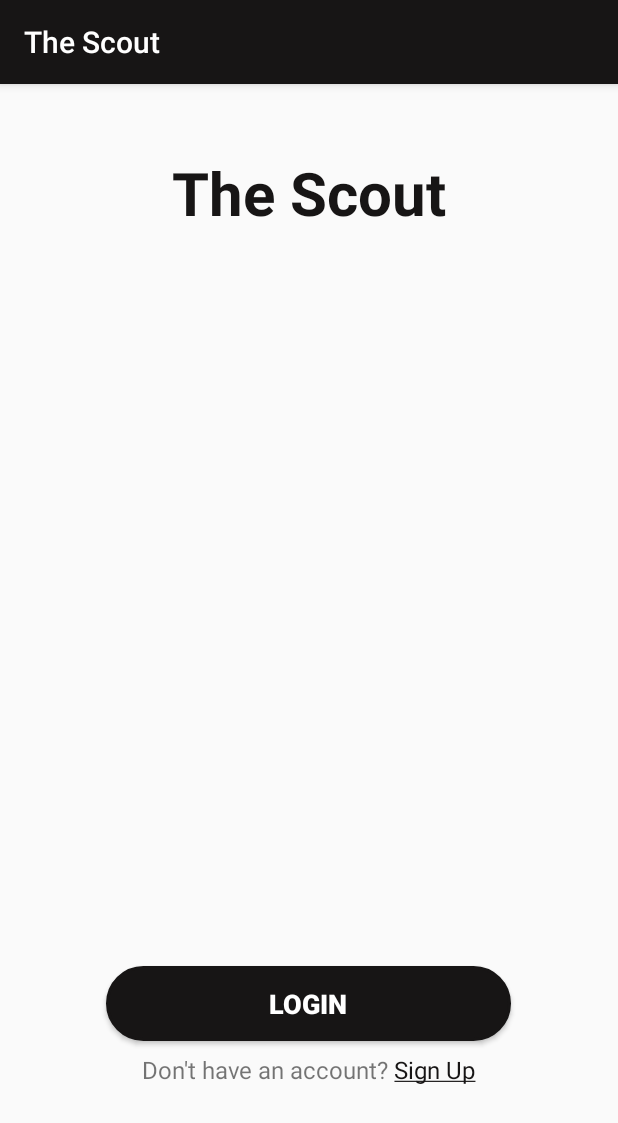
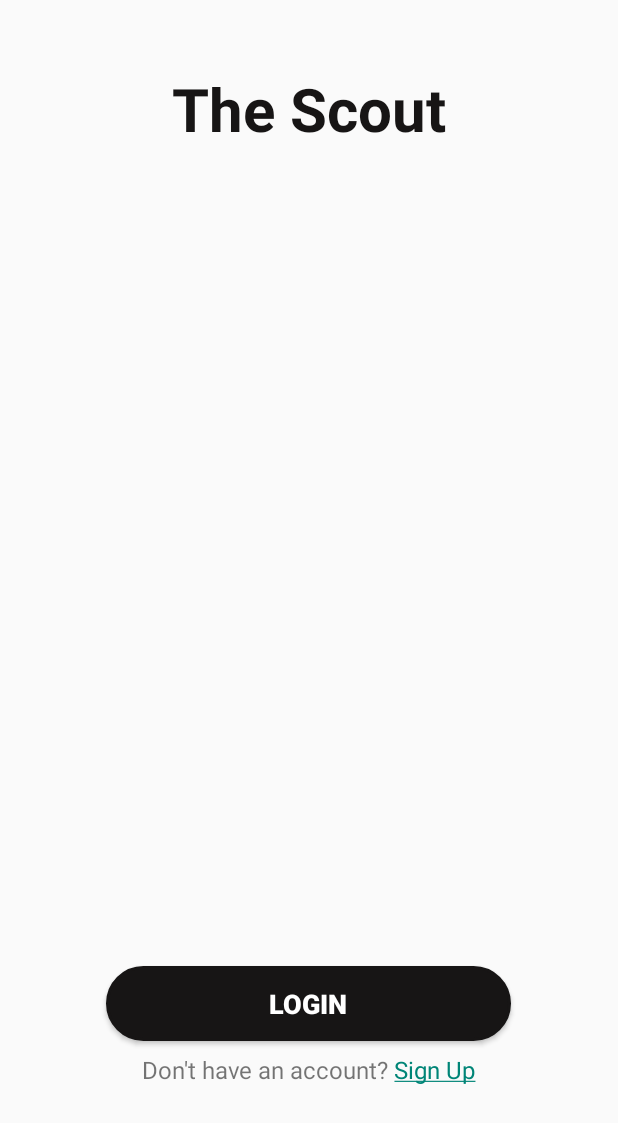
Before and after one commit to barakamulas/TheScout, an Android app: the screen it shows after launch (MainActivity), on a phone screen of 412 x 824 dp. Shown: the top 1123 px of the screen. Run offline under Robolectric (Android 15) with nearby library versions, the phone set to English and light mode, and no system bars.

Commit message:
Remove app bar from the main activity

```diff
--- a/app/src/main/AndroidManifest.xml
+++ b/app/src/main/AndroidManifest.xml
@@ -9,7 +9,8 @@
         android:roundIcon="@mipmap/ic_launcher_round"
         android:supportsRtl="true"
         android:theme="@style/MyTheme">
-        <activity android:name=".MainActivity">
+        <activity android:name=".MainActivity"
+            android:theme="@style/NoActionBarTheme">
             <intent-filter>
                 <action android:name="android.intent.action.MAIN" />
 
--- a/app/src/main/java/com/baraka/thescout/MainActivity.java
+++ b/app/src/main/java/com/baraka/thescout/MainActivity.java
@@ -23,7 +23,7 @@ public class MainActivity extends AppCompatActivity {
 
         TextView mAskSignUp = findViewById(R.id.account_question_main);
         String text = "Don't have an account? Sign Up";
-        SpannableString ss = new SpannableString(text);
+        SpannableString spannableString = new SpannableString(text);
 
         ClickableSpan clickableSpan = new ClickableSpan() {
             @Override
@@ -32,8 +32,8 @@ public class MainActivity extends AppCompatActivity {
             }
         };
 
-        ss.setSpan(clickableSpan,23,30,Spanned.SPAN_EXCLUSIVE_EXCLUSIVE);
-        mAskSignUp.setText(ss);
+        spannableString.setSpan(clickableSpan,23,30,Spanned.SPAN_EXCLUSIVE_EXCLUSIVE);
+        mAskSignUp.setText(spannableString);
         mAskSignUp.setMovementMethod(LinkMovementMethod.getInstance());
 
     }
--- a/app/src/main/res/values/styles.xml
+++ b/app/src/main/res/values/styles.xml
@@ -14,4 +14,8 @@
         <item name="colorAccent">@color/myBrown</item>
     </style>
 
+    <style name="NoActionBarTheme" parent="Theme.AppCompat.Light.NoActionBar"></style>
+
+
+
 </resources>
```
